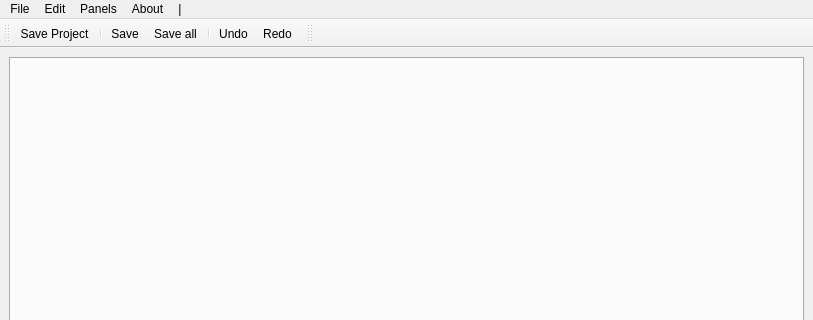
Qt form ui/MainWindow.ui (timbaker/ceed) before a commit; both pictures show x 0 to 813 and y 0 to 320 of the 813 by 864 pixel window.
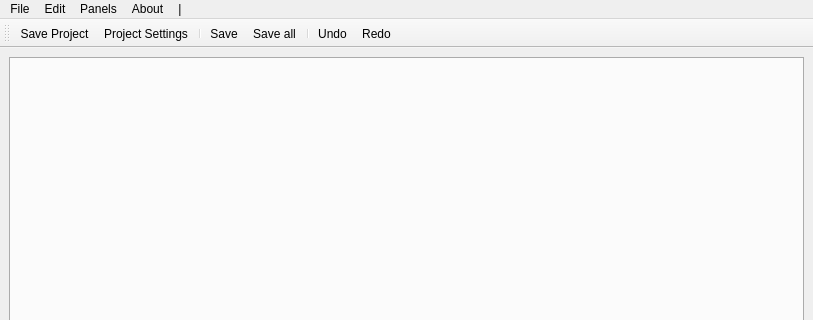
The same form after that commit. Icons and pictures are not drawn.

Commit message: MOD: ui files are now always compiled before starting the app MOD: file browser dock widget is now invisible by default

Diff of the .ui file:
```diff
--- a/ui/MainWindow.ui
+++ b/ui/MainWindow.ui
@@ -151,6 +151,7 @@
     <bool>false</bool>
    </attribute>
    <addaction name="actionSaveProject"/>
+   <addaction name="actionProjectSettings"/>
    <addaction name="separator"/>
    <addaction name="actionSave"/>
    <addaction name="actionSaveAll"/>
@@ -158,17 +159,6 @@
    <addaction name="actionUndo"/>
    <addaction name="actionRedo"/>
   </widget>
-  <widget class="QToolBar" name="tabbedEditorToolbar">
-   <property name="windowTitle">
-    <string>Current Tabbed Editor Toolbar</string>
-   </property>
-   <attribute name="toolBarArea">
-    <enum>TopToolBarArea</enum>
-   </attribute>
-   <attribute name="toolBarBreak">
-    <bool>false</bool>
-   </attribute>
-  </widget>
   <action name="actionQuit">
    <property name="icon">
     <iconset>
@@ -315,6 +305,15 @@
     <string>CEGUI Debug Info</string>
    </property>
   </action>
+  <action name="actionProjectSettings">
+   <property name="icon">
+    <iconset>
+     <normaloff>icons/actions/project_settings.png</normaloff>icons/actions/project_settings.png</iconset>
+   </property>
+   <property name="text">
+    <string>Project Settings</string>
+   </property>
+  </action>
  </widget>
  <resources/>
  <connections>
```
Left out of the diff: 3 changed lines with no effect on the pictures. The commit also changes 2 other files.
